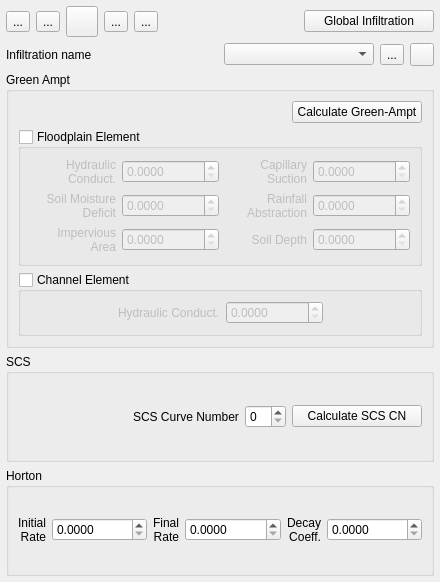
This is flo2d/ui/infil_editor.ui in FLO-2DSoftware/qgis-flo-2d-plugin as Qt 5 draws it before an edit. The edited form follows.
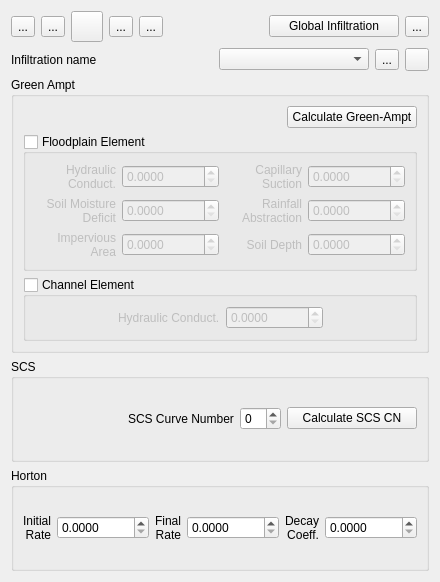
This is the edited form. Icons and pictures are not drawn.

Commit message: Add help button to Infiltration Editor widget

```diff
--- a/flo2d/ui/infil_editor.ui
+++ b/flo2d/ui/infil_editor.ui
@@ -19,25 +19,10 @@
   <property name="windowTitle">
    <string>FLO-2D Widget</string>
   </property>
-  <layout class="QVBoxLayout" name="verticalLayout">
-   <property name="leftMargin">
-    <number>6</number>
-   </property>
-   <property name="topMargin">
-    <number>6</number>
-   </property>
-   <property name="rightMargin">
-    <number>6</number>
-   </property>
-   <property name="bottomMargin">
-    <number>6</number>
-   </property>
-   <item>
-    <layout class="QGridLayout" name="gridLayout_6">
-     <property name="verticalSpacing">
-      <number>2</number>
-     </property>
-     <item row="0" column="0">
+  <layout class="QGridLayout" name="gridLayout_6">
+   <item row="0" column="0">
+    <layout class="QHBoxLayout" name="horizontalLayout_3">
+     <item>
       <widget class="QToolButton" name="create_polygon_btn">
        <property name="toolTip">
         <string>Add infiltration polygon.</string>
@@ -57,7 +42,27 @@
        </property>
       </widget>
      </item>
-     <item row="0" column="3">
+     <item>
+      <widget class="QToolButton" name="save_changes_btn">
+       <property name="toolTip">
+        <string>Save current infiltration.</string>
+       </property>
+       <property name="text">
+        <string>...</string>
+       </property>
+       <property name="icon">
+        <iconset>
+         <normaloff>../img/mActionSaveAllEdits.svg</normaloff>../img/mActionSaveAllEdits.svg</iconset>
+       </property>
+       <property name="iconSize">
+        <size>
+         <width>24</width>
+         <height>24</height>
+        </size>
+       </property>
+      </widget>
+     </item>
+     <item>
       <widget class="QToolButton" name="revert_changes_btn">
        <property name="maximumSize">
         <size>
@@ -83,7 +88,27 @@
        </property>
       </widget>
      </item>
-     <item row="0" column="5">
+     <item>
+      <widget class="QToolButton" name="delete_btn">
+       <property name="toolTip">
+        <string>Delete current infiltration polygon.</string>
+       </property>
+       <property name="text">
+        <string>...</string>
+       </property>
+       <property name="icon">
+        <iconset>
+         <normaloff>../img/mActionDeleteSelected.svg</normaloff>../img/mActionDeleteSelected.svg</iconset>
+       </property>
+       <property name="iconSize">
+        <size>
+         <width>24</width>
+         <height>24</height>
+        </size>
+       </property>
+      </widget>
+     </item>
+     <item>
       <widget class="QToolButton" name="schema_btn">
        <property name="toolTip">
         <string>Schematize infiltration polygons.</string>
@@ -103,7 +128,7 @@
        </property>
       </widget>
      </item>
-     <item row="0" column="6">
+     <item>
       <spacer name="horizontalSpacer_4">
        <property name="orientation">
         <enum>Qt::Horizontal</enum>
@@ -116,7 +141,7 @@
        </property>
       </spacer>
      </item>
-     <item row="0" column="8">
+     <item>
       <widget class="QPushButton" name="global_params">
        <property name="minimumSize">
         <size>
@@ -132,28 +157,23 @@
        </property>
       </widget>
      </item>
-     <item row="0" column="2">
-      <widget class="QToolButton" name="save_changes_btn">
-       <property name="toolTip">
-        <string>Save current infiltration.</string>
+     <item>
+      <widget class="QToolButton" name="infiltration_help_btn">
+       <property name="enabled">
+        <bool>true</bool>
        </property>
-       <property name="text">
-        <string>...</string>
+       <property name="minimumSize">
+        <size>
+         <width>0</width>
+         <height>0</height>
+        </size>
        </property>
-       <property name="icon">
-        <iconset>
-         <normaloff>../img/mActionSaveAllEdits.svg</normaloff>../img/mActionSaveAllEdits.svg</iconset>
-       </property>
-       <property name="iconSize">
+       <property name="maximumSize">
         <size>
-         <width>24</width>
-         <height>24</height>
+         <width>16777215</width>
+         <height>16777215</height>
         </size>
        </property>
-      </widget>
-     </item>
-     <item row="0" column="4">
-      <widget class="QToolButton" name="delete_btn">
        <property name="toolTip">
         <string>Delete current infiltration polygon.</string>
        </property>
@@ -174,7 +194,7 @@
      </item>
     </layout>
    </item>
-   <item>
+   <item row="1" column="0">
     <layout class="QHBoxLayout" name="horizontalLayout_2">
      <property name="bottomMargin">
       <number>0</number>
@@ -254,7 +274,7 @@
      </item>
     </layout>
    </item>
-   <item>
+   <item row="2" column="0">
     <widget class="QGroupBox" name="single_green_grp">
      <property name="title">
       <string>Green Ampt</string>
@@ -556,7 +576,7 @@
      </layout>
     </widget>
    </item>
-   <item>
+   <item row="3" column="0">
     <widget class="QGroupBox" name="single_scs_grp">
      <property name="title">
       <string>SCS</string>
@@ -614,7 +634,7 @@
      </layout>
     </widget>
    </item>
-   <item>
+   <item row="4" column="0">
     <widget class="QGroupBox" name="single_horton_grp">
      <property name="title">
       <string>Horton</string>
```
Left out of the diff: 4 changed lines with no effect on the pictures. The commit also changes 1 other file.
